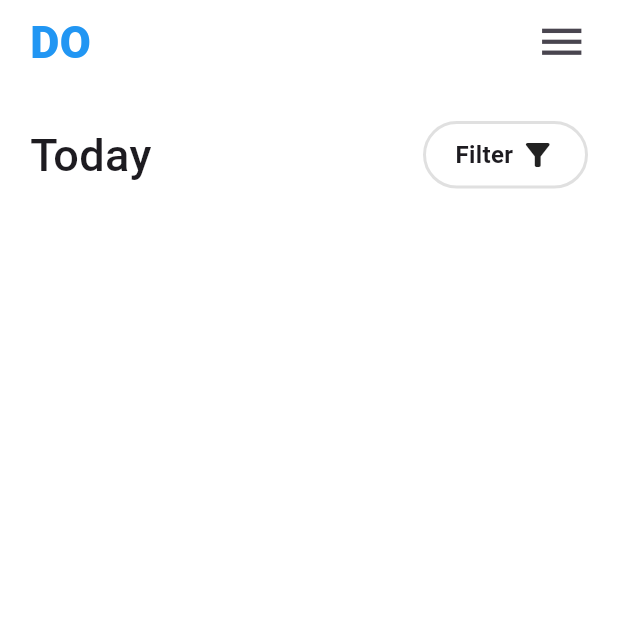
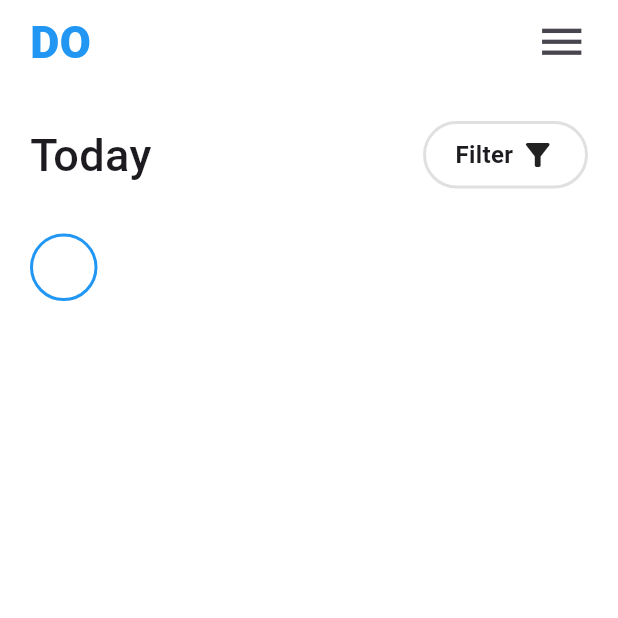
Before and after one commit to Ratndeep1999/to_do_app, a Flutter app: the screen it shows after launch, on a phone screen of 412 x 824 dp, the top half of it. Run offline on Flutter 3.47's test engine with Material 3 defaults, Android fonts, the phone set to English and light mode, and no system bars.

Commit message:
to_do_list_page.dart : AppBar add, in Row filter section add, ListView section add, inside listview circle add

```diff
--- a/lib/to_do_list_page.dart
+++ b/lib/to_do_list_page.dart
@@ -56,7 +56,10 @@ class _ToDoListPageState extends State<ToDoListPage> {
                       children: [
                         Text(
                           'Filter ',
-                          style: TextStyle(fontWeight: FontWeight.bold, fontSize: 16),
+                          style: TextStyle(
+                            fontWeight: FontWeight.bold,
+                            fontSize: 16,
+                          ),
                         ),
                         Icon(Icons.filter_alt),
                       ],
@@ -65,9 +68,21 @@ class _ToDoListPageState extends State<ToDoListPage> {
                 ],
               ),
 
-              /// Fist section
-              Row()
+              SizedBox(height: 30),
 
+              /// List section
+              Row(
+                children: [
+                  Container(
+                    height: 45,
+                    width: 45,
+                    decoration: BoxDecoration(
+                      shape: BoxShape.circle,
+                      border: BoxBorder.all(width: 2, color: Colors.blue),
+                    ),
+                  ),
+                ],
+              ),
             ],
           ),
         ),
```
